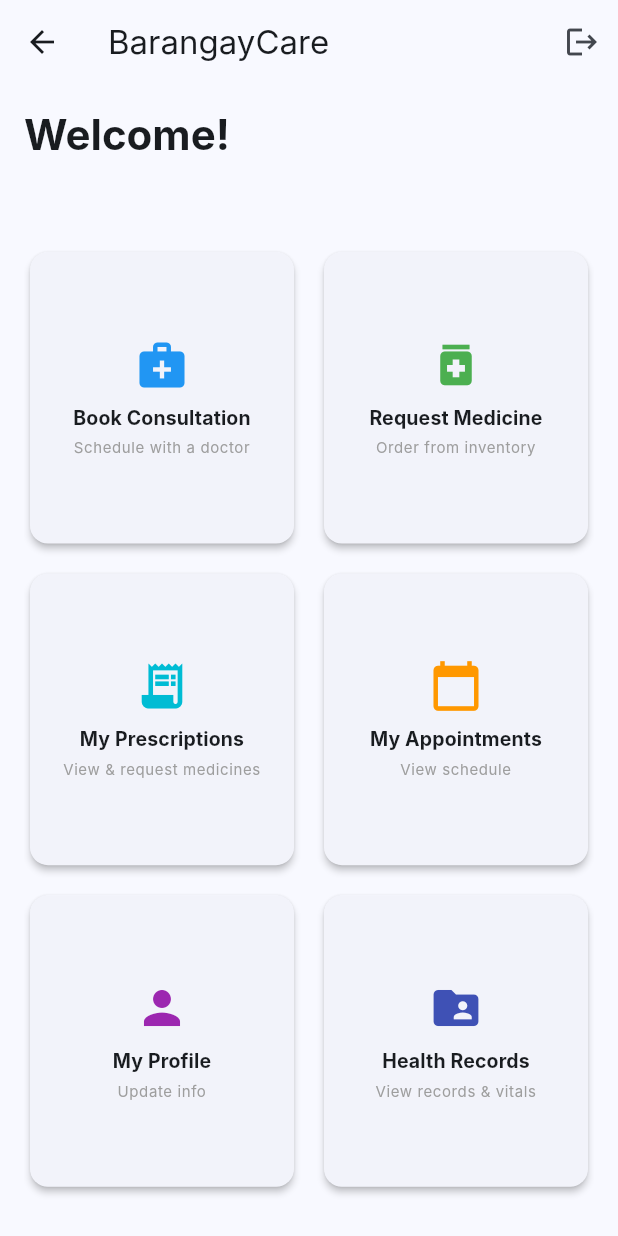
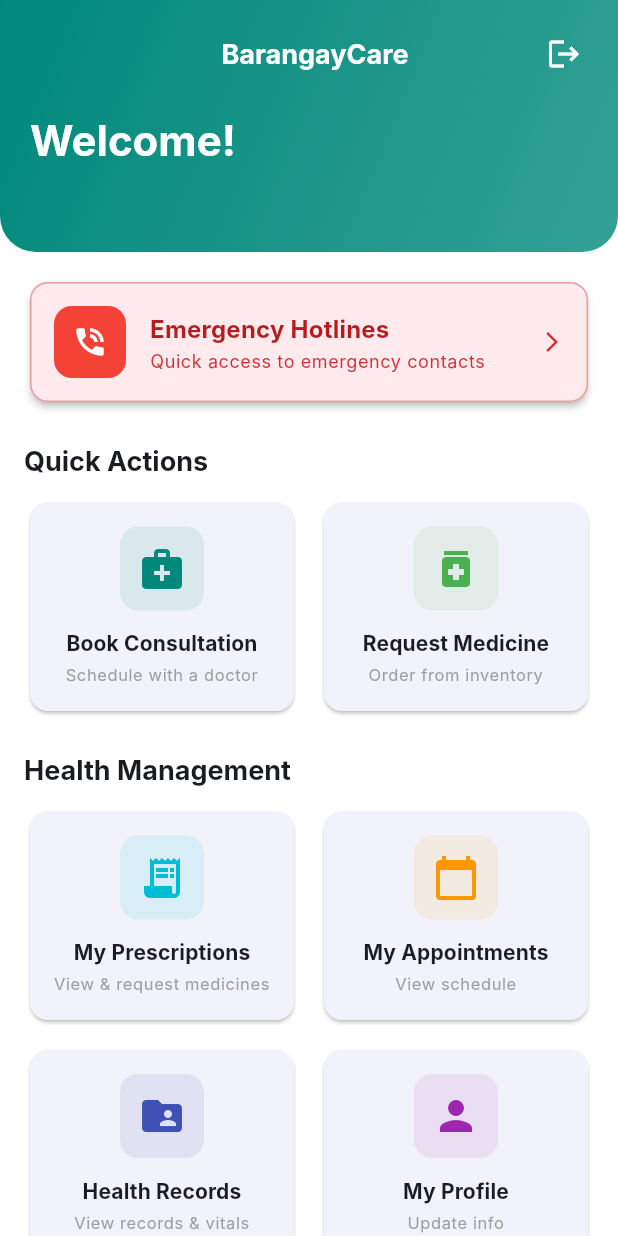
Before and after one commit to UPHSL-CCS/j4a-pl-teamba, a Flutter app: the HomeScreen screen opened by its route, on a phone screen of 412 x 824 dp. Run offline on Flutter 3.47's test engine with Material 3 defaults, Android fonts, the phone set to English and light mode, and no system bars; our stand-ins replace firebase_auth, firebase_core, fl_chart, geolocator, image_picker, permission_handler; accounts and stored records are empty; generated files the repository leaves out were written again; Roboto replaces fonts that are missing (Inter); statements that could not run were skipped.

Commit message:
ui: redesign home screen with gradient header and organized sections
- Add gradient teal header covering full top area with status bar
- Center app title in header with logout button
- Move Welcome message into gradient header
- Create prominent emergency card below header
- Organize features into logical sections (Quick Actions, Health Management, Support)
- Enhance feature cards with colored icon backgrounds
- Update card elevation to 1 for consistency
- Add rounded corners to header (24px)
- Remove separate AppBar for cleaner integrated design

```diff
--- a/BarangayCare/frontend/lib/screens/home/home_screen.dart
+++ b/BarangayCare/frontend/lib/screens/home/home_screen.dart
@@ -18,11 +18,47 @@ class HomeScreen extends StatelessWidget {
     final authProvider = Provider.of<AuthProvider>(context);
 
     return Scaffold(
-      appBar: AppBar(
-        title: const Text('BarangayCare'),
-        actions: [
+      backgroundColor: Colors.white,
+      body: Column(
+        children: [
+          // Header Section with Gradient - Full coverage
+          Container(
+            width: double.infinity,
+            decoration: BoxDecoration(
+              gradient: LinearGradient(
+                begin: Alignment.topLeft,
+                end: Alignment.bottomRight,
+                colors: [
+                  const Color(0xFF00897B),
+                  const Color(0xFF00897B).withOpacity(0.8),
+                ],
+              ),
+              borderRadius: const BorderRadius.only(
+                bottomLeft: Radius.circular(24),
+                bottomRight: Radius.circular(24),
+              ),
+            ),
+            child: SafeArea(
+              bottom: false,
+              child: Padding(
+                padding: const EdgeInsets.fromLTRB(20, 12, 12, 32),
+                child: Column(
+                  crossAxisAlignment: CrossAxisAlignment.start,
+                  children: [
+                    Row(
+                      mainAxisAlignment: MainAxisAlignment.spaceBetween,
+                      children: [
+                        const SizedBox(width: 48), // Balance the logout button
+                        Text(
+                          'BarangayCare',
+                          style: Theme.of(context).textTheme.titleLarge?.copyWith(
+                                fontWeight: FontWeight.bold,
+                                color: Colors.white,
+                                fontSize: 18,
+                              ),
+                        ),
                         IconButton(
-            icon: const Icon(Icons.logout),
+                          icon: const Icon(Icons.logout, color: Colors.white),
                           onPressed: () async {
                             await authProvider.signOut();
                             if (!context.mounted) return;
@@ -31,42 +67,144 @@ class HomeScreen extends StatelessWidget {
                         ),
                       ],
                     ),
-      body: Padding(
-        padding: const EdgeInsets.all(16.0),
-        child: Column(
-          crossAxisAlignment: CrossAxisAlignment.stretch,
-          children: [
+                    const SizedBox(height: 16),
                     Text(
                       'Welcome!',
                       style: Theme.of(context).textTheme.headlineMedium?.copyWith(
                             fontWeight: FontWeight.bold,
+                            color: Colors.white,
                           ),
                     ),
+                    const SizedBox(height: 4),
                     Text(
                       authProvider.user?.email ?? '',
-              style: Theme.of(context).textTheme.bodyLarge?.copyWith(
-                    color: Colors.grey,
+                      style: Theme.of(context).textTheme.bodyMedium?.copyWith(
+                            color: Colors.white.withOpacity(0.9),
                           ),
                     ),
-            const SizedBox(height: 32),
+                  ],
+                ),
+              ),
+            ),
+          ),
+
           Expanded(
-              child: LayoutBuilder(
-                builder: (context, constraints) {
-                  final cardWidth = (constraints.maxWidth - 16) / 2;
-                  final cardHeight = cardWidth * 1.1;
+            child: SingleChildScrollView(
+              child: Padding(
+                padding: const EdgeInsets.all(16.0),
+                child: Column(
+                  crossAxisAlignment: CrossAxisAlignment.start,
+                  children: [
+                    // Emergency Card - Prominent placement
+                    Card(
+                      elevation: 2,
+                      color: Colors.red.shade50,
+                      shape: RoundedRectangleBorder(
+                        borderRadius: BorderRadius.circular(12),
+                        side: BorderSide(color: Colors.red.shade200, width: 1),
+                      ),
+                      child: InkWell(
+                        onTap: () {
+                          Navigator.push(
+                            context,
+                            MaterialPageRoute(
+                              builder: (context) => const EmergencyContactsScreen(),
+                            ),
+                          );
+                        },
+                        borderRadius: BorderRadius.circular(12),
+                        child: Padding(
+                          padding: const EdgeInsets.all(16),
+                          child: Row(
+                            children: [
+                              Container(
+                                padding: const EdgeInsets.all(12),
+                                decoration: BoxDecoration(
+                                  color: Colors.red,
+                                  borderRadius: BorderRadius.circular(12),
+                                ),
+                                child: const Icon(
+                                  Icons.phone_in_talk,
+                                  color: Colors.white,
+                                  size: 24,
+                                ),
+                              ),
+                              const SizedBox(width: 16),
+                              Expanded(
+                                child: Column(
+                                  crossAxisAlignment: CrossAxisAlignment.start,
+                                  children: [
+                                    Text(
+                                      'Emergency Hotlines',
+                                      style: Theme.of(context).textTheme.titleMedium?.copyWith(
+                                            fontWeight: FontWeight.bold,
+                                            color: Colors.red.shade900,
+                                          ),
+                                    ),
+                                    const SizedBox(height: 2),
+                                    Text(
+                                      'Quick access to emergency contacts',
+                                      style: Theme.of(context).textTheme.bodySmall?.copyWith(
+                                            color: Colors.red.shade700,
+                                          ),
+                                    ),
+                                  ],
+                                ),
+                              ),
+                              Icon(Icons.arrow_forward_ios, size: 16, color: Colors.red.shade700),
+                            ],
+                          ),
+                        ),
+                      ),
+                    ),
 
-                  return GridView.count(
-                    crossAxisCount: 2,
-                    crossAxisSpacing: 12,
-                    mainAxisSpacing: 12,
-                    childAspectRatio: cardWidth / cardHeight,
+                    const SizedBox(height: 24),
+                    _buildSectionTitle(context, 'Quick Actions'),
+                    const SizedBox(height: 12),
+
+                    // Main Services Grid
+                    _buildServiceGrid(context),
+
+                    const SizedBox(height: 24),
+                    _buildSectionTitle(context, 'Health Management'),
+                    const SizedBox(height: 12),
+                    _buildHealthGrid(context),
+
+                    const SizedBox(height: 24),
+                    _buildSectionTitle(context, 'Support'),
+                    const SizedBox(height: 12),
+                    _buildSupportGrid(context),
+                    const SizedBox(height: 16),
+                  ],
+                ),
+              ),
+            ),
+          ),
+        ],
+      ),
+    );
+  }
+
+  Widget _buildSectionTitle(BuildContext context, String title) {
+    return Text(
+      title,
+      style: Theme.of(context).textTheme.titleLarge?.copyWith(
+            fontWeight: FontWeight.bold,
+            fontSize: 18,
+          ),
+    );
+  }
+
+  Widget _buildServiceGrid(BuildContext context) {
+    return Row(
       children: [
-                      _buildFeatureCard(
+        Expanded(
+          child: _buildFeatureCard(
             context,
             icon: Icons.medical_services,
             title: 'Book Consultation',
             subtitle: 'Schedule with a doctor',
-                        color: Colors.blue,
+            color: const Color(0xFF00897B),
             onTap: () {
               Navigator.push(
                 context,
@@ -76,7 +214,10 @@ class HomeScreen extends StatelessWidget {
               );
             },
           ),
-                      _buildFeatureCard(
+        ),
+        const SizedBox(width: 12),
+        Expanded(
+          child: _buildFeatureCard(
             context,
             icon: Icons.medication,
             title: 'Request Medicine',
@@ -91,7 +232,18 @@ class HomeScreen extends StatelessWidget {
               );
             },
           ),
-                      _buildFeatureCard(
+        ),
+      ],
+    );
+  }
+
+  Widget _buildHealthGrid(BuildContext context) {
+    return Column(
+      children: [
+        Row(
+          children: [
+            Expanded(
+              child: _buildFeatureCard(
                 context,
                 icon: Icons.receipt_long,
                 title: 'My Prescriptions',
@@ -106,7 +258,10 @@ class HomeScreen extends StatelessWidget {
                   );
                 },
               ),
-                      _buildFeatureCard(
+            ),
+            const SizedBox(width: 12),
+            Expanded(
+              child: _buildFeatureCard(
                 context,
                 icon: Icons.calendar_today,
                 title: 'My Appointments',
@@ -116,13 +271,37 @@ class HomeScreen extends StatelessWidget {
                   Navigator.push(
                     context,
                     MaterialPageRoute(
-                              builder: (context) =>
-                                  const MyAppointmentsScreen(),
+                      builder: (context) => const MyAppointmentsScreen(),
                     ),
                   );
                 },
               ),
-                      _buildFeatureCard(
+            ),
+          ],
+        ),
+        const SizedBox(height: 12),
+        Row(
+          children: [
+            Expanded(
+              child: _buildFeatureCard(
+                context,
+                icon: Icons.folder_shared,
+                title: 'Health Records',
+                subtitle: 'View records & vitals',
+                color: Colors.indigo,
+                onTap: () {
+                  Navigator.push(
+                    context,
+                    MaterialPageRoute(
+                      builder: (context) => const HealthRecordsScreen(),
+                    ),
+                  );
+                },
+              ),
+            ),
+            const SizedBox(width: 12),
+            Expanded(
+              child: _buildFeatureCard(
                 context,
                 icon: Icons.person,
                 title: 'My Profile',
@@ -137,27 +316,23 @@ class HomeScreen extends StatelessWidget {
                   );
                 },
               ),
-                      _buildFeatureCard(
-                        context,
-                        icon: Icons.folder_shared,
-                        title: 'Health Records',
-                        subtitle: 'View records & vitals',
-                        color: Colors.indigo,
-                        onTap: () {
-                          Navigator.push(
-                            context,
-                            MaterialPageRoute(
-                              builder: (context) => const HealthRecordsScreen(),
             ),
+          ],
+        ),
+      ],
     );
-                        },
-                      ),
-                      _buildFeatureCard(
+  }
+
+  Widget _buildSupportGrid(BuildContext context) {
+    return Row(
+      children: [
+        Expanded(
+          child: _buildFeatureCard(
             context,
             icon: Icons.chat_bubble_outline,
             title: 'Health Chatbot',
             subtitle: '24/7 assistant',
-                        color: Colors.teal,
+            color: const Color(0xFF00897B),
             onTap: () {
               Navigator.push(
                 context,
@@ -167,29 +342,10 @@ class HomeScreen extends StatelessWidget {
               );
             },
           ),
-                      _buildFeatureCard(
-                        context,
-                        icon: Icons.phone_in_talk,
-                        title: 'Emergency Hotlines',
-                        subtitle: 'Quick access',
-                        color: Colors.red,
-                        onTap: () {
-                          Navigator.push(
-                            context,
-                            MaterialPageRoute(
-                              builder: (context) => const EmergencyContactsScreen(),
         ),
-                          );
-                        },
-                      ),
+        const SizedBox(width: 12),
+        const Expanded(child: SizedBox()),
       ],
-                  );
-                },
-              ),
-            ),
-          ],
-        ),
-      ),
     );
   }
 
@@ -202,41 +358,47 @@ class HomeScreen extends StatelessWidget {
     required VoidCallback onTap,
   }) {
     return Card(
-      elevation: 2,
+      elevation: 1,
+      shape: RoundedRectangleBorder(
+        borderRadius: BorderRadius.circular(12),
+      ),
       child: InkWell(
         onTap: onTap,
         borderRadius: BorderRadius.circular(12),
         child: Padding(
-          padding: const EdgeInsets.symmetric(horizontal: 8, vertical: 12),
+          padding: const EdgeInsets.all(16),
           child: Column(
             mainAxisAlignment: MainAxisAlignment.center,
             children: [
-              Icon(icon, size: 36, color: color),
-              const SizedBox(height: 8),
-              Flexible(
-                child: Text(
+              Container(
+                padding: const EdgeInsets.all(12),
+                decoration: BoxDecoration(
+                  color: color.withOpacity(0.1),
+                  borderRadius: BorderRadius.circular(12),
+                ),
+                child: Icon(icon, size: 32, color: color),
+              ),
+              const SizedBox(height: 12),
+              Text(
                 title,
                 style: Theme.of(context).textTheme.titleSmall?.copyWith(
                       fontWeight: FontWeight.bold,
-                        fontSize: 13,
+                      fontSize: 14,
                     ),
                 textAlign: TextAlign.center,
                 maxLines: 2,
                 overflow: TextOverflow.ellipsis,
               ),
-              ),
               const SizedBox(height: 4),
-              Flexible(
-                child: Text(
+              Text(
                 subtitle,
                 style: Theme.of(context).textTheme.bodySmall?.copyWith(
                       color: Colors.grey,
-                        fontSize: 10,
+                      fontSize: 11,
                     ),
                 textAlign: TextAlign.center,
-                  maxLines: 1,
+                maxLines: 2,
                 overflow: TextOverflow.ellipsis,
-                ),
               ),
             ],
           ),
```
Lines whose indentation alone changed are shown as unchanged.
